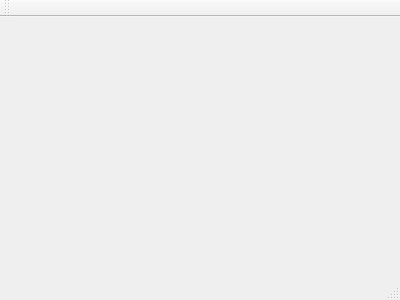
janisozaur/inz_stickman, file mainwindow.ui: the form before one commit.
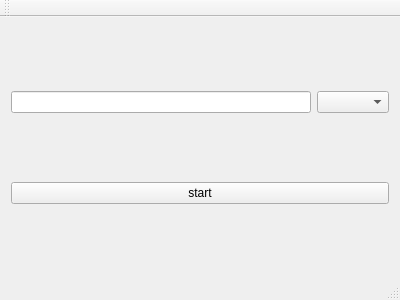
The form after the commit.

Commit message: add (ctrl-c, ctrl-v) sampler and code relevant to start it

Patch:
```diff
--- a/mainwindow.ui
+++ b/mainwindow.ui
@@ -18,6 +18,23 @@
     <item>
      <layout class="QVBoxLayout" name="verticalLayout"/>
     </item>
+    <item>
+     <layout class="QHBoxLayout" name="horizontalLayout">
+      <item>
+       <widget class="QLineEdit" name="portNameLineEdit"/>
+      </item>
+      <item>
+       <widget class="QComboBox" name="portBaudRateComboBox"/>
+      </item>
+     </layout>
+    </item>
+    <item>
+     <widget class="QPushButton" name="startPushButton">
+      <property name="text">
+       <string>start</string>
+      </property>
+     </widget>
+    </item>
    </layout>
   </widget>
   <widget class="QMenuBar" name="menuBar">
```
The commit also changes 8 other files.
